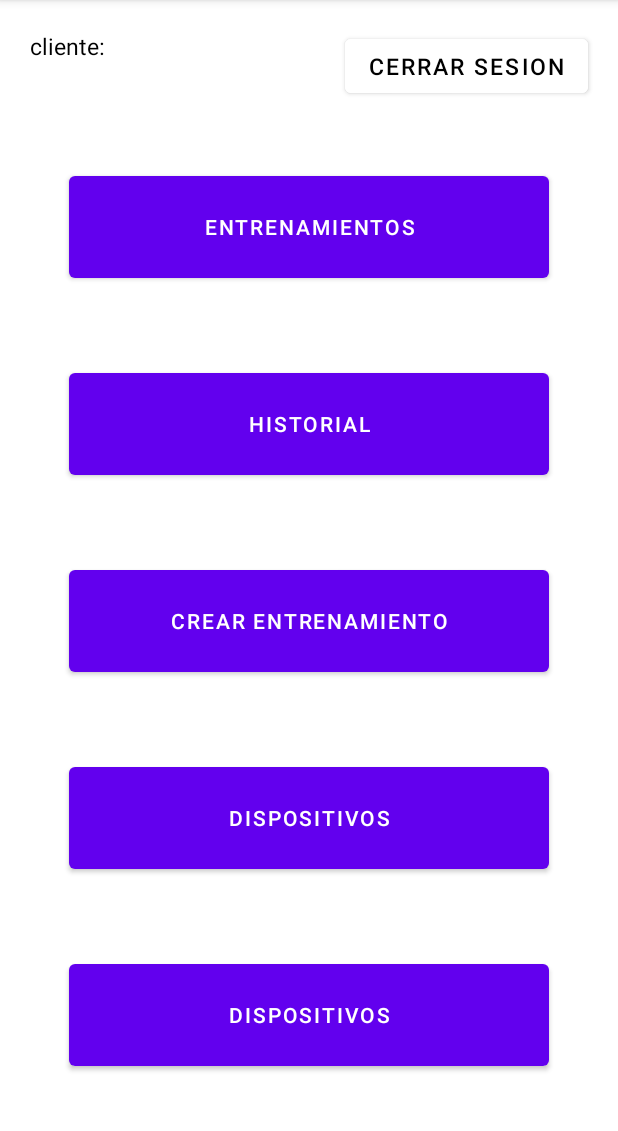
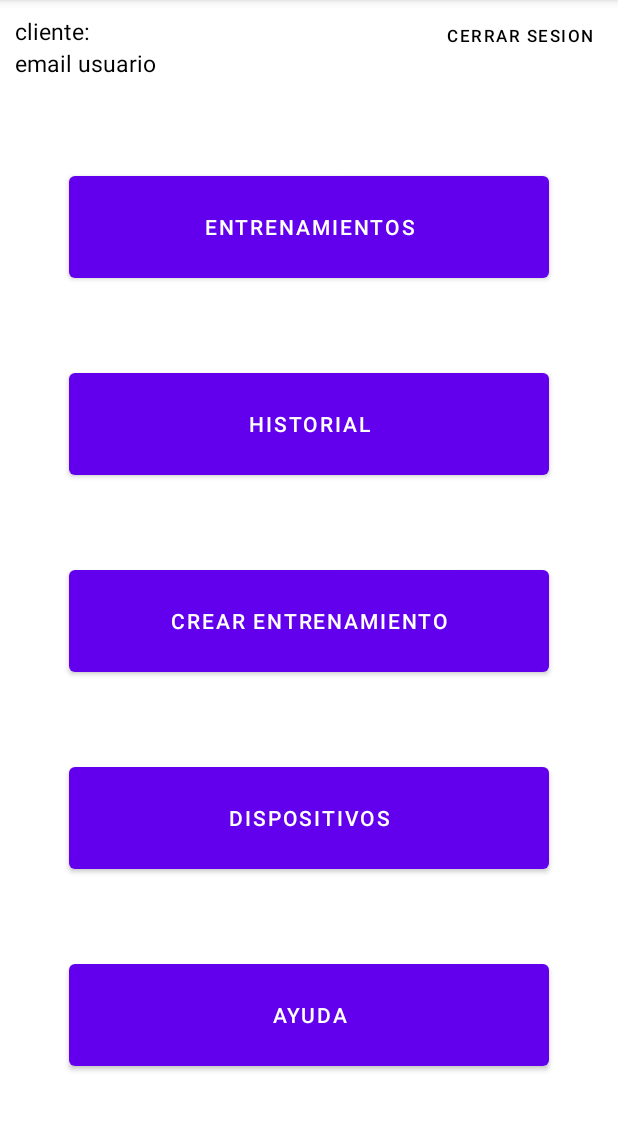
Before and after one commit to nicocth/Reflejos, an Android app: the screen it shows after launch once a user with an empty profile is signed in (MainActivity), on a phone screen of 412 x 824 dp, the part 84-1215 px from its top. Run offline under Robolectric (Android 15) with nearby library versions, the phone set to English and light mode, and no system bars; our stand-ins replace Firebase (no records; nobody signed in at launch, a user with empty details on screens opened directly).

Commit message:
Botones de MainActivity llevan a sus Activities correspondientes (#12)
Co-authored-by: anngelicaa <angelicavmp@gmail.com>

```diff
--- a/app/build.gradle
+++ b/app/build.gradle
@@ -34,6 +34,7 @@
     implementation 'androidx.appcompat:appcompat:1.6.1'
     implementation 'com.google.android.material:material:1.11.0'
     implementation 'androidx.constraintlayout:constraintlayout:2.1.4'
+    implementation 'androidx.activity:activity:1.8.0'
     testImplementation 'junit:junit:4.13.2'
     androidTestImplementation 'androidx.test.ext:junit:1.1.5'
     androidTestImplementation 'androidx.test.espresso:espresso-core:3.5.1'
--- a/app/src/main/java/com/example/reflejos/MainActivity.java
+++ b/app/src/main/java/com/example/reflejos/MainActivity.java
@@ -12,7 +12,8 @@
 public class MainActivity extends AppCompatActivity {
     //declaración de los elementos de la vista
     private TextView emailTextView, userTypeTextView;
-    private Button signOutButton;
+    private Button signOutButton, trainingButton, recordButton, createTrainingButton;
+    private Button devicesButton, helpButton;
 
     //declaración del módulo Authentification de firebase
     private FirebaseAuth mAuth;
@@ -22,9 +23,17 @@
         super.onCreate(savedInstanceState);
         setContentView(R.layout.activity_main);
 
-        //inicilizamos elementos de la cabecera
-        inicializarCabecera();
+        //inicializamos elementos de la vista
+        emailTextView = findViewById(R.id.emailTextView);
+        userTypeTextView = findViewById(R.id.userTypeTextView);
+        signOutButton = findViewById(R.id.signOutButton);
+        trainingButton = findViewById(R.id.trainingButton);
+        recordButton = findViewById(R.id.recordButton);
+        createTrainingButton = findViewById(R.id.createTrainingButton);
+        devicesButton = findViewById(R.id.devicesButton);
+        helpButton = findViewById(R.id.helpButton);
     }
+
 
     private void inicializarCabecera() {
         //inicializamos clase de autentificacion firebase
@@ -47,6 +56,46 @@
                 startActivity(new Intent(MainActivity.this, LoginActivity.class));
             }
         });
+
+        //Configuración de botón Entrenamientos
+        trainingButton.setOnClickListener(new View.OnClickListener() {
+            @Override
+            public void onClick(View v) {
+                startActivity(new Intent(MainActivity.this, TrainingActivity.class));
+            }
+        });
+
+        //Configuración de botón Historial
+        recordButton.setOnClickListener(new View.OnClickListener() {
+            @Override
+            public void onClick(View v) {
+                startActivity(new Intent(MainActivity.this, RecordActivity.class));
+            }
+        });
+
+        //Configuración de botón Crear Entrenamiento
+        createTrainingButton.setOnClickListener(new View.OnClickListener() {
+            @Override
+            public void onClick(View v) {
+                startActivity(new Intent(MainActivity.this, CreateTrainingActivity.class));
+            }
+        });
+
+        //Configuración de botón Dispositivos
+        devicesButton.setOnClickListener(new View.OnClickListener() {
+            @Override
+            public void onClick(View v) {
+                startActivity(new Intent(MainActivity.this, DevicesActivity.class));
+            }
+        });
+
+        //Configuración de botón Ayuda
+        helpButton.setOnClickListener(new View.OnClickListener() {
+            @Override
+            public void onClick(View v) {
+                startActivity(new Intent(MainActivity.this, HelpActivity.class));
+            }
+        });
     }
 
 }
--- a/app/src/main/res/layout/activity_main.xml
+++ b/app/src/main/res/layout/activity_main.xml
@@ -7,42 +7,10 @@
     android:backgroundTint="@color/white"
     tools:context=".MainActivity">
 
-    <TextView
-        android:id="@+id/emailTextView"
-        android:layout_width="200dp"
-        android:layout_height="wrap_content"
-        android:layout_marginTop="4dp"
-        android:layout_marginStart="20dp"
-        android:text="email usuario"
-        android:textSize="15sp"
-        android:textColor="@color/black"
-        app:layout_constraintStart_toStartOf="parent"
-        app:layout_constraintTop_toBottomOf="@+id/userTypeTextView" />
-
-    <TextView
-        android:id="@+id/userTypeTextView"
-        android:layout_width="wrap_content"
-        android:layout_height="wrap_content"
-        android:layout_marginStart="20dp"
-        android:layout_marginTop="20dp"
-        android:text="cliente:"
-        android:textSize="15sp"
-        android:textColor="@color/black"
-        app:layout_constraintStart_toStartOf="parent"
-        app:layout_constraintTop_toTopOf="parent" />
-
-    <Button
-        android:id="@+id/signOutButton"
-        android:layout_width="wrap_content"
-        android:layout_height="wrap_content"
-        android:layout_marginTop="20dp"
-        android:layout_marginEnd="20dp"
-        android:backgroundTint="@color/white"
-        android:text="@string/sign_out_button"
-        android:textSize="15sp"
-        android:textColor="@color/black"
-        app:layout_constraintEnd_toEndOf="parent"
-        app:layout_constraintTop_toTopOf="parent" />
+    <include layout="@layout/header_layout"
+        android:id="@+id/reusableLayout"
+        android:layout_width="match_parent"
+        android:layout_height="wrap_content" />
 
     <Button
         android:id="@+id/trainingButton"
@@ -89,7 +57,7 @@
         android:id="@+id/helpButton"
         android:layout_width="320dp"
         android:layout_height="80dp"
-        android:text="@string/main_devices_button"
+        android:text="Ayuda"
         app:layout_constraintEnd_toEndOf="parent"
         app:layout_constraintStart_toStartOf="parent"
         app:layout_constraintTop_toBottomOf="@+id/devicesButton"
--- /dev/null
+++ b/app/src/main/res/layout/header_layout.xml
@@ -0,0 +1,78 @@
+<?xml version="1.0" encoding="utf-8"?>
+<androidx.constraintlayout.widget.ConstraintLayout xmlns:android="http://schemas.android.com/apk/res/android"
+    xmlns:app="http://schemas.android.com/apk/res-auto"
+    android:layout_width="match_parent"
+    android:layout_height="match_parent">
+
+
+    <TextView
+        android:id="@+id/userTypeTextView"
+        android:layout_width="wrap_content"
+        android:layout_height="wrap_content"
+        android:layout_marginStart="10dp"
+        android:layout_marginTop="10dp"
+        android:text="cliente:"
+        android:textSize="15sp"
+        android:textColor="@color/black"
+        app:layout_constraintStart_toStartOf="parent"
+        app:layout_constraintTop_toTopOf="parent" />
+
+    <TextView
+        android:id="@+id/emailTextView"
+        android:layout_width="wrap_content"
+        android:layout_height="wrap_content"
+        android:layout_marginStart="0dp"
+        android:text="email usuario"
+        android:textSize="15sp"
+        android:textColor="@color/black"
+        app:layout_constraintStart_toStartOf="@+id/userTypeTextView"
+        app:layout_constraintTop_toBottomOf="@+id/userTypeTextView" />
+
+    <Button
+        android:id="@+id/signOutButton"
+        android:layout_width="wrap_content"
+        android:layout_height="wrap_content"
+        android:layout_marginEnd="0dp"
+        android:background="@android:color/transparent"
+        android:text="@string/sign_out_button"
+        android:textSize="11sp"
+        android:textColor="@color/black"
+        app:layout_constraintEnd_toEndOf="parent"
+        app:layout_constraintTop_toTopOf="parent" />
+
+    <!--<TextView
+        android:id="@+id/emailTextView"
+        android:layout_width="200dp"
+        android:layout_height="wrap_content"
+        android:layout_marginTop="4dp"
+        android:layout_marginStart="20dp"
+        android:text="email usuario"
+        android:textSize="15sp"
+        android:textColor="@color/black"
+        app:layout_constraintStart_toStartOf="parent"
+        app:layout_constraintTop_toBottomOf="@+id/userTypeTextView" />
+
+    <TextView
+        android:id="@+id/userTypeTextView"
+        android:layout_width="wrap_content"
+        android:layout_height="wrap_content"
+        android:layout_marginStart="20dp"
+        android:text="cliente:"
+        android:textSize="15sp"
+        android:textColor="@color/black"
+        app:layout_constraintStart_toStartOf="parent"
+        app:layout_constraintTop_toTopOf="parent" />
+
+    <Button
+        android:id="@+id/signOutButton"
+        android:layout_width="wrap_content"
+        android:layout_height="wrap_content"
+        android:layout_marginEnd="20dp"
+        android:background="@android:color/transparent"
+        android:text="@string/sign_out_button"
+        android:textSize="15sp"
+        android:textColor="@color/black"
+        app:layout_constraintEnd_toEndOf="parent"
+        app:layout_constraintTop_toTopOf="parent" />-->
+
+</androidx.constraintlayout.widget.ConstraintLayout>
```
Also changed, not shown: app/src/main/AndroidManifest.xml (+15 -0 lines), app/src/main/java/com/example/reflejos/CreateTrainingActivity.java (added, +13 -0 lines), app/src/main/java/com/example/reflejos/DevicesActivity.java (added, +14 -0 lines), app/src/main/java/com/example/reflejos/HelpActivity.java (added, +14 -0 lines), app/src/main/java/com/example/reflejos/RecordActivity.java (added, +14 -0 lines), app/src/main/java/com/example/reflejos/TrainingActivity.java (added, +13 -0 lines), app/src/main/res/layout/activity_create_training.xml (added, +26 -0 lines), app/src/main/res/layout/activity_devices.xml (added, +36 -0 lines), app/src/main/res/layout/activity_form_sign_in.xml (+12 -1 lines), app/src/main/res/layout/activity_help.xml (added, +27 -0 lines), app/src/main/res/layout/activity_record.xml (added, +27 -0 lines), app/src/main/res/layout/activity_training.xml (added, +37 -0 lines).
